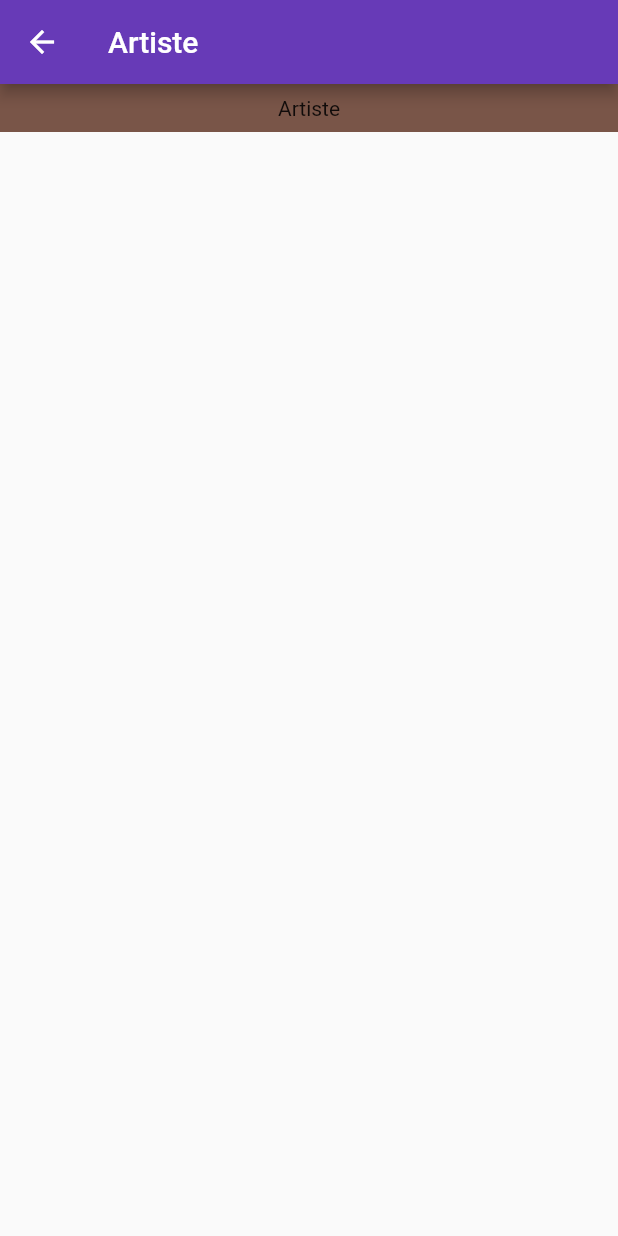
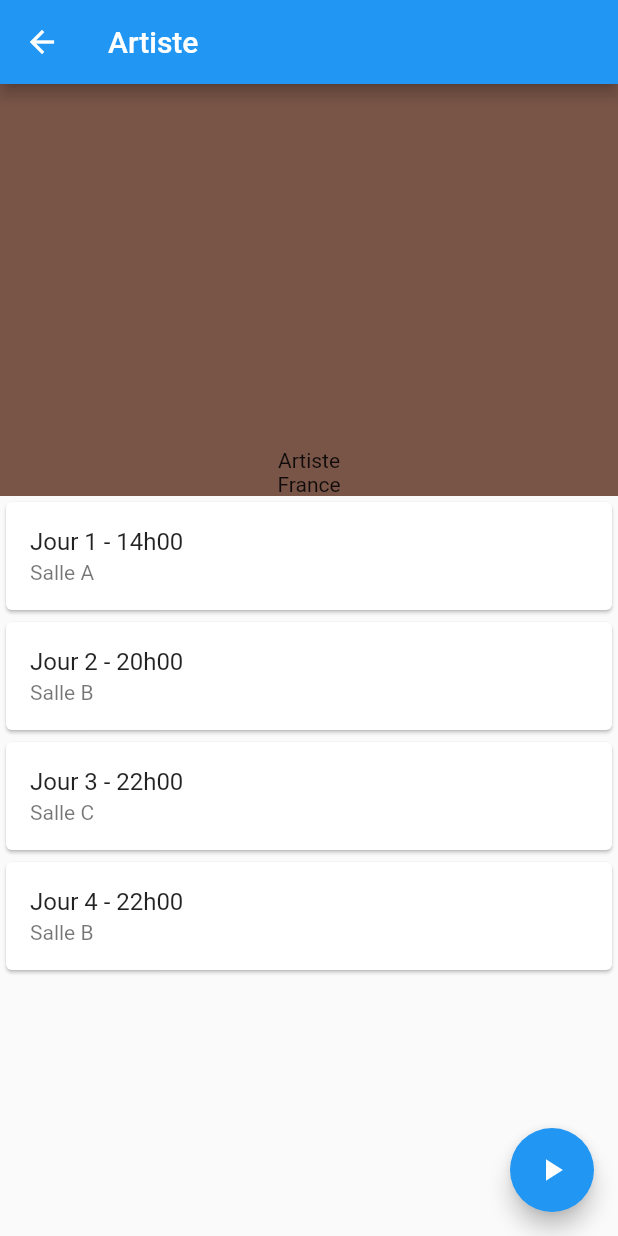
Before and after one commit to ISTIC-Systeme-D/trans_mobile, a Flutter app: the screen it shows after launch, scrolled down 576 dp, after a tap on "Artiste", on a phone screen of 412 x 824 dp. Run offline on Flutter 3.47's test engine with Material 2 defaults, Android fonts, the phone set to English and light mode, and no system bars.

Commit message:
proto artist page

```diff
--- a/lib/artist.dart
+++ b/lib/artist.dart
@@ -21,18 +21,59 @@ class _ArtistPageState extends State<ArtistPage> {
       appBar: AppBar(
         title: Text(widget.title),
       ),
-      body: Center(
-        child: Column(
-          children: [
-            Container(
-              padding: const EdgeInsets.all(8),
-              child: const Align(
-                  alignment: Alignment.bottomCenter, child: Text('Artiste')),
-              color:
-                  Colors.primaries[Random().nextInt(Colors.primaries.length)],
-            ),
-          ],
-        ),
+      body: OrientationBuilder(builder: (context, orientation) {
+        return Align(
+            alignment: Alignment.topCenter,
+            child: SingleChildScrollView(
+                child: Column(
+              children: [
+                AspectRatio(
+                    aspectRatio: (orientation == Orientation.portrait)
+                        ? (3 / 2)
+                        : (6 / 1),
+                    child: Container(
+                      alignment: Alignment.bottomCenter,
+                      child: Column(
+                          crossAxisAlignment: CrossAxisAlignment.center,
+                          mainAxisSize: MainAxisSize.max,
+                          mainAxisAlignment: MainAxisAlignment.end,
+                          children: const [Text('Artiste'), Text('France')]),
+                      color: Colors
+                          .primaries[Random().nextInt(Colors.primaries.length)],
+                    )),
+                const Card(
+                  child: ListTile(
+                    title: Text('Jour 1 - 14h00'),
+                    subtitle: Text('Salle A'),
+                  ),
+                ),
+                const Card(
+                  child: ListTile(
+                    title: Text('Jour 2 - 20h00'),
+                    subtitle: Text('Salle B'),
+                  ),
+                ),
+                const Card(
+                  child: ListTile(
+                    title: Text('Jour 3 - 22h00'),
+                    subtitle: Text('Salle C'),
+                  ),
+                ),
+                const Card(
+                  child: ListTile(
+                    title: Text('Jour 4 - 22h00'),
+                    subtitle: Text('Salle B'),
+                  ),
+                ),
+              ],
+            )));
+      }),
+      floatingActionButton: FloatingActionButton(
+        onPressed: () {
+          //https://open.spotify.com/track/4cOdK2wGLETKBW3PvgPWqT?si=84f10eb924b04704
+        },
+        tooltip: 'Écouter',
+        child: const Icon(Icons.play_arrow),
       ),
     );
   }
--- a/lib/artists_filter.dart
+++ b/lib/artists_filter.dart
@@ -47,13 +47,28 @@ class _ArtistsFilterPageState extends State<ArtistsFilterPage> {
             child: Column(children: _generateExpansionTiles(_options))),
       ),
       bottomNavigationBar: BottomAppBar(
-        child: ElevatedButton(
-          onPressed: () {
-            Navigator.pop(context);
-          },
-          child: const Text('Filtrer'),
-        ),
-      ),
+          child: Row(
+        children: [
+          const Spacer(),
+          OutlinedButton(
+              onPressed: () {
+                setState(() {
+                  _options.forEach((key, value) {
+                    value.updateAll((key, value) => true);
+                  });
+                });
+              },
+              child: const Text('Réinitialiser')),
+          const Spacer(),
+          ElevatedButton(
+            onPressed: () {
+              Navigator.pop(context);
+            },
+            child: const Text('Filtrer'),
+          ),
+          const Spacer(),
+        ],
+      )),
     );
   }
 
--- a/lib/festival.dart
+++ b/lib/festival.dart
@@ -56,7 +56,7 @@ class _FestivalPageState extends State<FestivalPage> {
   Widget build(BuildContext context) {
     return DefaultTabController(
       length: tabs.length,
-      child: Builder(builder: (BuildContext context) {
+      child: OrientationBuilder(builder: (BuildContext context, orientation) {
         final TabController tabController = DefaultTabController.of(context)!;
         tabController.addListener(() {
           if (!tabController.indexIsChanging) {
@@ -76,13 +76,12 @@ class _FestivalPageState extends State<FestivalPage> {
               return Center(
                   child: GridView.builder(
                       gridDelegate:
-                          const SliverGridDelegateWithFixedCrossAxisCount(
-                        crossAxisCount: 2,
+                          SliverGridDelegateWithFixedCrossAxisCount(
+                        crossAxisCount: (orientation == Orientation.portrait) ? 2 :6,
                       ),
                       itemBuilder: (BuildContext context, int index) {
                         return InkWell(
                           child: Container(
-                            padding: const EdgeInsets.all(8),
                             child: const Align(
                                 alignment: Alignment.bottomCenter,
                                 child: Text('Artiste')),
--- a/lib/main.dart
+++ b/lib/main.dart
@@ -16,7 +16,7 @@ class App extends StatelessWidget {
     return MaterialApp(
       title: 'Les Trans',
       theme: ThemeData(
-        primarySwatch: Colors.deepPurple,
+            primarySwatch: Colors.blue,
       ),
       home: const FestivalPage(title: 'Festival'),
     );
```
